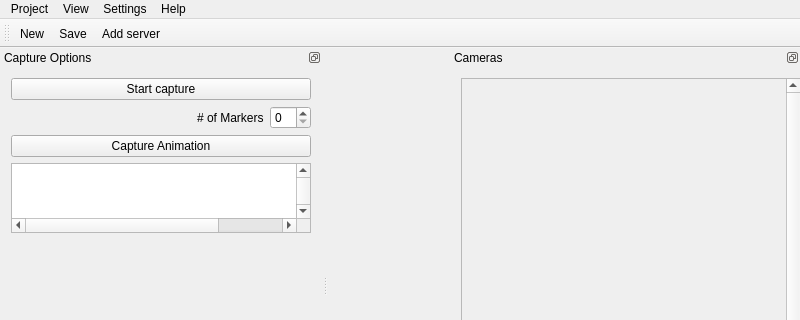
kaajo/WebCamCap, file WebCamCap2/gui/wccmainwindow.ui: the form before one commit; both pictures show x 0 to 800 and y 0 to 320 of the 800 by 543 pixel window.
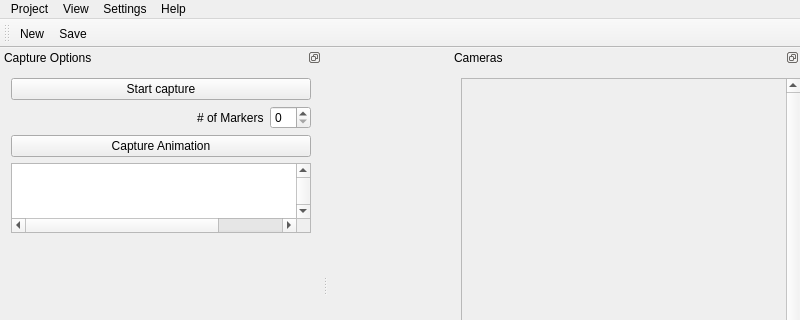
The form after the commit. Icons and pictures are not drawn.

What changed in the file:
```diff
--- a/WebCamCap2/gui/wccmainwindow.ui
+++ b/WebCamCap2/gui/wccmainwindow.ui
@@ -122,7 +122,6 @@
    </attribute>
    <addaction name="actionNewProject"/>
    <addaction name="actionSaveCurrentProject"/>
-   <addaction name="actionAddServer"/>
   </widget>
   <widget class="QStatusBar" name="statusBar"/>
   <widget class="QDockWidget" name="cameraControlDock">
```
Left out of the diff: 29 changed lines with no effect on the pictures.
